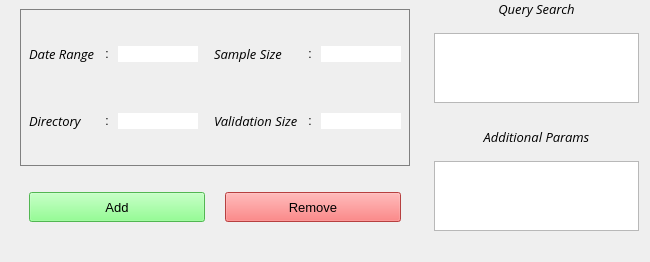
Before: the Qt Designer form ui/xml/options/first.ui in janoschortmann/abstract-screening, drawn with Qt 5.
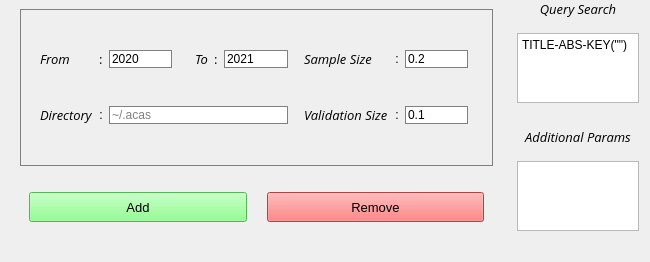
After: the same form once the commit is applied.

The edit to the form file:
```diff
--- a/ui/xml/options/first.ui
+++ b/ui/xml/options/first.ui
@@ -7,7 +7,7 @@
     <x>0</x>
     <y>0</y>
     <width>650</width>
-    <height>235</height>
+    <height>240</height>
    </rect>
   </property>
   <property name="windowTitle">
@@ -31,47 +31,16 @@
         <property name="styleSheet">
          <string notr="true">border: 1px solid grey;</string>
         </property>
-        <layout class="QGridLayout" name="edits" rowstretch="0,0" rowminimumheight="50,50" columnminimumwidth="0,10,0,0,10,0">
+        <layout class="QGridLayout" name="edits" rowstretch="0,0" columnstretch="0,0,0,0,0,0,0,0,0,0" columnminimumwidth="0,0,0,0,30,0,0,0,0,0">
          <property name="sizeConstraint">
           <enum>QLayout::SizeConstraint::SetDefaultConstraint</enum>
          </property>
-         <item row="1" column="0">
-          <widget class="QLabel" name="dir_lab">
-           <property name="font">
-            <font>
-             <family>Open Sans</family>
-             <pointsize>10</pointsize>
-             <italic>true</italic>
-            </font>
-           </property>
-           <property name="styleSheet">
-            <string notr="true">border: 0px solid black;</string>
-           </property>
-           <property name="text">
-            <string>Directory</string>
-           </property>
-          </widget>
-         </item>
-         <item row="1" column="4">
-          <widget class="QLabel" name="col_3">
-           <property name="styleSheet">
-            <string notr="true">border: 0px solid black;</string>
-           </property>
-           <property name="text">
-            <string>:</string>
-           </property>
-           <property name="alignment">
-            <set>Qt::AlignmentFlag::AlignCenter</set>
-           </property>
-          </widget>
-         </item>
-         <item row="0" column="2">
-          <widget class="QLineEdit" name="date_edit">
-           <property name="styleSheet">
-            <string notr="true">border: 0px solid black;</string>
-           </property>
-          </widget>
-         </item>
+         <property name="leftMargin">
+          <number>20</number>
+         </property>
+         <property name="rightMargin">
+          <number>25</number>
+         </property>
          <item row="0" column="0">
           <widget class="QLabel" name="date_lab">
            <property name="font">
@@ -82,34 +51,47 @@
             </font>
            </property>
            <property name="styleSheet">
-            <string notr="true">border: 0px solid black;</string>
+            <string notr="true">border: 0px solig grey;</string>
            </property>
            <property name="text">
-            <string>Date Range</string>
+            <string>From</string>
+           </property>
+           <property name="alignment">
+            <set>Qt::AlignmentFlag::AlignLeading|Qt::AlignmentFlag::AlignLeft|Qt::AlignmentFlag::AlignVCenter</set>
            </property>
           </widget>
          </item>
          <item row="0" column="5">
+          <widget class="QLabel" name="col_5">
+           <property name="font">
+            <font>
+             <family>Open Sans</family>
+             <pointsize>10</pointsize>
+             <italic>false</italic>
+            </font>
+           </property>
+           <property name="styleSheet">
+            <string notr="true">border: 0px solig grey;</string>
+           </property>
+           <property name="text">
+            <string>:</string>
+           </property>
+          </widget>
+         </item>
+         <item row="0" column="9">
           <widget class="QLineEdit" name="sample_edit">
-           <property name="styleSheet">
-            <string notr="true">border: 0px solid black;</string>
+           <property name="toolTip">
+            <string>Percentage of papers queried assigned to the AI (0.--)</string>
            </property>
-          </widget>
-         </item>
-         <item row="1" column="1">
-          <widget class="QLabel" name="col_2">
            <property name="styleSheet">
-            <string notr="true">border: 0px solid black;</string>
+            <string notr="true"/>
            </property>
            <property name="text">
-            <string>:</string>
-           </property>
-           <property name="alignment">
-            <set>Qt::AlignmentFlag::AlignCenter</set>
+            <string>0.2</string>
            </property>
           </widget>
          </item>
-         <item row="0" column="4">
+         <item row="0" column="8">
           <widget class="QLabel" name="col_4">
            <property name="styleSheet">
             <string notr="true">border: 0px solid black;</string>
@@ -122,35 +104,33 @@
            </property>
           </widget>
          </item>
-         <item row="1" column="2">
-          <widget class="QLineEdit" name="directory_edit">
-           <property name="styleSheet">
-            <string notr="true">border: 0px solid black;</string>
-           </property>
-          </widget>
-         </item>
-         <item row="1" column="5">
-          <widget class="QLineEdit" name="validation_edit">
-           <property name="styleSheet">
-            <string notr="true">border: 0px solid black;</string>
-           </property>
-          </widget>
-         </item>
-         <item row="0" column="1">
-          <widget class="QLabel" name="col_1">
-           <property name="styleSheet">
-            <string notr="true">border: 0px solid black;</string>
-           </property>
-           <property name="text">
-            <string>:</string>
-           </property>
-           <property name="alignment">
-            <set>Qt::AlignmentFlag::AlignCenter</set>
-           </property>
-          </widget>
-         </item>
          <item row="0" column="3">
-          <widget class="QLabel" name="sample_lab">
+          <widget class="QLineEdit" name="from_edit">
+           <property name="toolTip">
+            <string>Starting date in years (Included)</string>
+           </property>
+           <property name="statusTip">
+            <string/>
+           </property>
+           <property name="whatsThis">
+            <string/>
+           </property>
+           <property name="inputMask">
+            <string/>
+           </property>
+           <property name="text">
+            <string>2020</string>
+           </property>
+           <property name="maxLength">
+            <number>4</number>
+           </property>
+           <property name="placeholderText">
+            <string/>
+           </property>
+          </widget>
+         </item>
+         <item row="1" column="0" colspan="2">
+          <widget class="QLabel" name="dir_lab">
            <property name="font">
             <font>
              <family>Open Sans</family>
@@ -162,14 +142,24 @@
             <string notr="true">border: 0px solid black;</string>
            </property>
            <property name="text">
-            <string>Sample Size</string>
+            <string>Directory</string>
            </property>
-           <property name="indent">
-            <number>10</number>
+          </widget>
+         </item>
+         <item row="1" column="8">
+          <widget class="QLabel" name="col_3">
+           <property name="styleSheet">
+            <string notr="true">border: 0px solid black;</string>
            </property>
+           <property name="text">
+            <string>:</string>
+           </property>
+           <property name="alignment">
+            <set>Qt::AlignmentFlag::AlignCenter</set>
+           </property>
           </widget>
          </item>
-         <item row="1" column="3">
+         <item row="1" column="7">
           <widget class="QLabel" name="validation_lab">
            <property name="font">
             <font>
@@ -189,6 +179,133 @@
            </property>
           </widget>
          </item>
+         <item row="1" column="9">
+          <widget class="QLineEdit" name="validation_edit">
+           <property name="toolTip">
+            <string>Percentage of papers queried assigned for corroboration (0.--)</string>
+           </property>
+           <property name="styleSheet">
+            <string notr="true"/>
+           </property>
+           <property name="text">
+            <string>0.1</string>
+           </property>
+           <property name="placeholderText">
+            <string/>
+           </property>
+          </widget>
+         </item>
+         <item row="0" column="7">
+          <widget class="QLabel" name="sample_lab">
+           <property name="font">
+            <font>
+             <family>Open Sans</family>
+             <pointsize>10</pointsize>
+             <italic>true</italic>
+            </font>
+           </property>
+           <property name="styleSheet">
+            <string notr="true">border: 0px solid black;</string>
+           </property>
+           <property name="text">
+            <string>Sample Size</string>
+           </property>
+           <property name="indent">
+            <number>10</number>
+           </property>
+          </widget>
+         </item>
+         <item row="0" column="2">
+          <widget class="QLabel" name="col_1">
+           <property name="font">
+            <font>
+             <family>Open Sans</family>
+             <pointsize>10</pointsize>
+             <italic>false</italic>
+            </font>
+           </property>
+           <property name="styleSheet">
+            <string notr="true">border: 0px solig grey;</string>
+           </property>
+           <property name="text">
+            <string>:</string>
+           </property>
+          </widget>
+         </item>
+         <item row="0" column="4">
+          <widget class="QLabel" name="to_lab">
+           <property name="font">
+            <font>
+             <family>Open Sans</family>
+             <pointsize>10</pointsize>
+             <italic>true</italic>
+            </font>
+           </property>
+           <property name="layoutDirection">
+            <enum>Qt::LayoutDirection::LeftToRight</enum>
+           </property>
+           <property name="styleSheet">
+            <string notr="true">border: 0px solig grey;</string>
+           </property>
+           <property name="text">
+            <string>To</string>
+           </property>
+           <property name="alignment">
+            <set>Qt::AlignmentFlag::AlignRight|Qt::AlignmentFlag::AlignTrailing|Qt::AlignmentFlag::AlignVCenter</set>
+           </property>
+          </widget>
+         </item>
+         <item row="1" column="2">
+          <widget class="QLabel" name="col_2">
+           <property name="styleSheet">
+            <string notr="true">border: 0px solid black;</string>
+           </property>
+           <property name="text">
+            <string>:</string>
+           </property>
+           <property name="alignment">
+            <set>Qt::AlignmentFlag::AlignCenter</set>
+           </property>
+          </widget>
+         </item>
+         <item row="0" column="6">
+          <widget class="QLineEdit" name="to_edit">
+           <property name="toolTip">
+            <string>Finishing date in years (Excluded)</string>
+           </property>
+           <property name="statusTip">
+            <string/>
+           </property>
+           <property name="whatsThis">
+            <string/>
+           </property>
+           <property name="inputMask">
+            <string/>
+           </property>
+           <property name="text">
+            <string>2021</string>
+           </property>
+           <property name="maxLength">
+            <number>4</number>
+           </property>
+           <property name="placeholderText">
+            <string/>
+           </property>
+          </widget>
+         </item>
+         <item row="1" column="3" colspan="4">
+          <widget class="QLineEdit" name="directory_edit">
+           <property name="toolTip">
+            <string>Target directory of query</string>
+           </property>
+           <property name="styleSheet">
+            <string notr="true"/>
+           </property>
+           <property name="placeholderText">
+            <string>~/.acas</string>
+           </property>
+          </widget>
+         </item>
         </layout>
        </widget>
       </item>
@@ -308,7 +425,14 @@
       </widget>
      </item>
      <item>
-      <widget class="QPlainTextEdit" name="query_box"/>
+      <widget class="QPlainTextEdit" name="query_box">
+       <property name="toolTip">
+        <string>Querying parameters for Scopus</string>
+       </property>
+       <property name="plainText">
+        <string>TITLE-ABS-KEY(&quot;&quot;)</string>
+       </property>
+      </widget>
      </item>
      <item>
       <spacer name="space">
@@ -347,7 +471,11 @@
       </widget>
      </item>
      <item>
-      <widget class="QPlainTextEdit" name="params_box"/>
+      <widget class="QPlainTextEdit" name="params_box">
+       <property name="toolTip">
+        <string>Additional Parameters (in HTTP request format)</string>
+       </property>
+      </widget>
      </item>
     </layout>
    </item>
```
Left out of the diff: 15 changed lines with no effect on the pictures.
